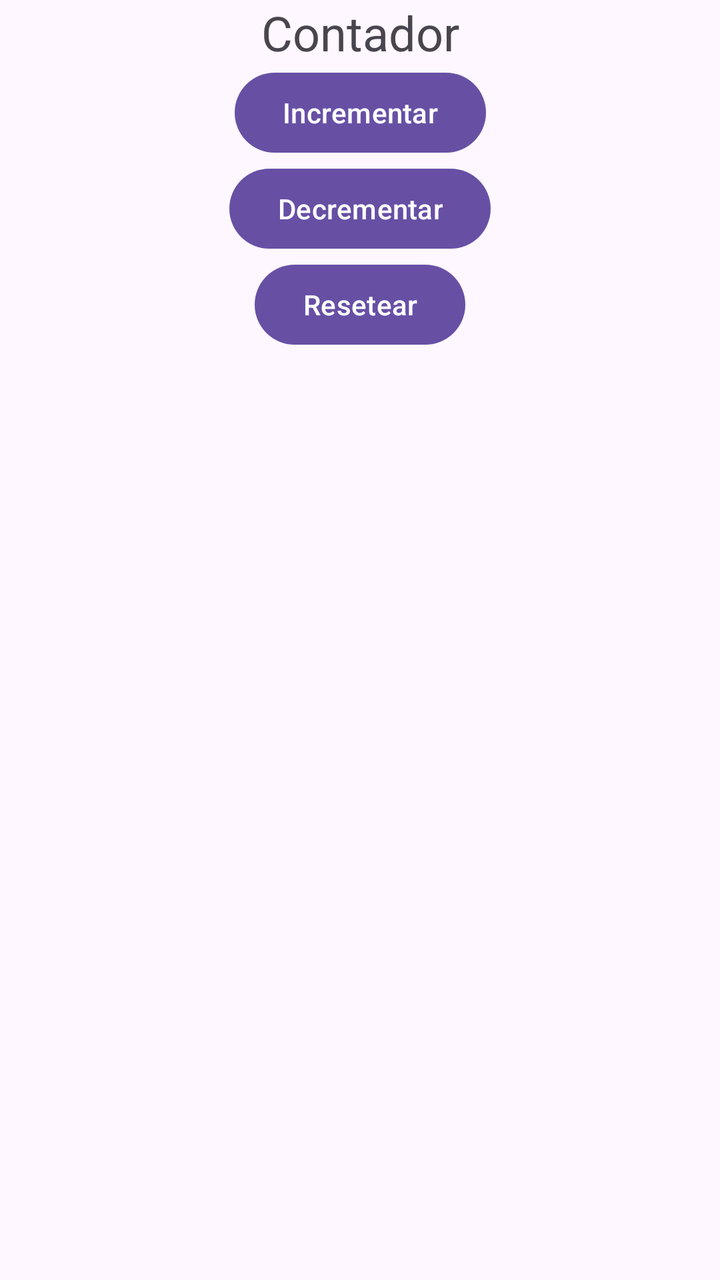
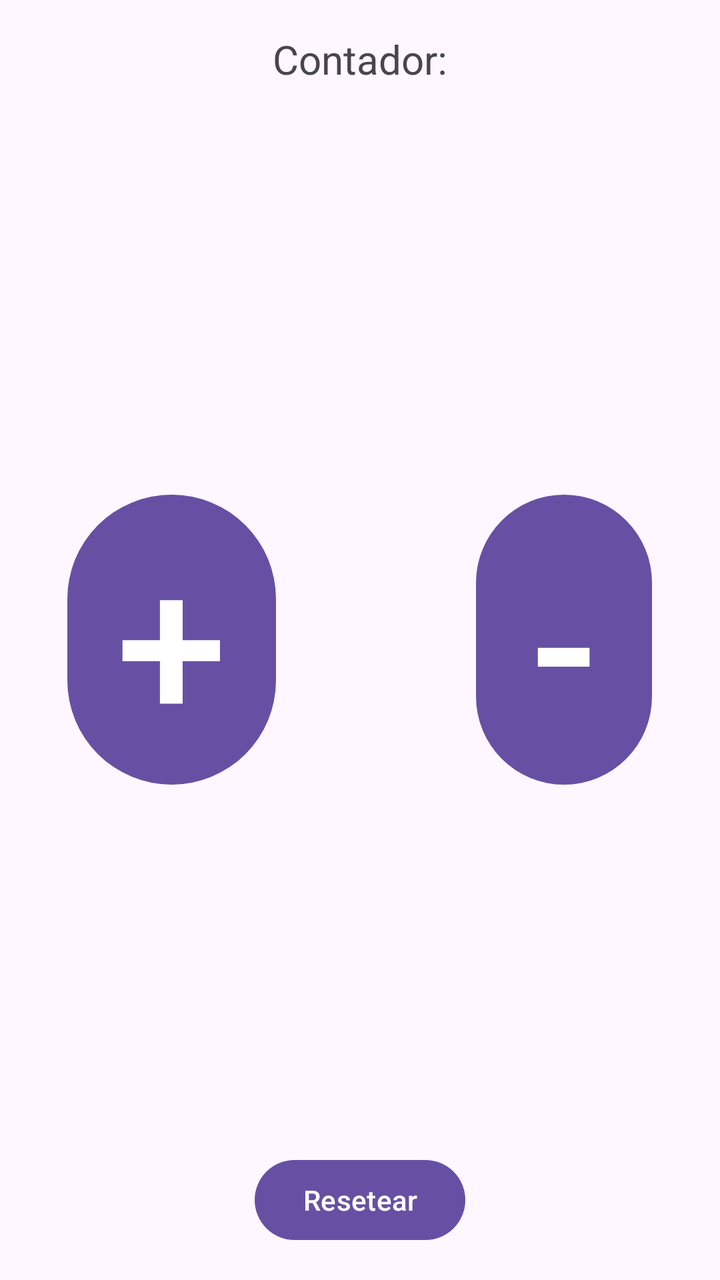

Before-and-after screenshots of an Android layout around one commit, followed by the original layout XML and the change that was made.
<!-- AndroidManifest.xml: application theme Theme.Contador -->
<!-- res/layout/activity_main.xml -->
<?xml version="1.0" encoding="utf-8"?>
<androidx.constraintlayout.widget.ConstraintLayout
    xmlns:android="http://schemas.android.com/apk/res/android"
    xmlns:app="http://schemas.android.com/apk/res-auto"
    xmlns:tools="http://schemas.android.com/tools"
    android:id="@+id/main"
    android:layout_width="match_parent"
    android:layout_height="match_parent"
    tools:context=".MainActivity">

    <TextView
        android:id="@+id/textContador"
        android:layout_width="wrap_content"
        android:layout_height="wrap_content"
        android:text="Contador"
        android:textSize="24sp"
        app:layout_constraintTop_toTopOf="parent"
        app:layout_constraintStart_toStartOf="parent"
        app:layout_constraintEnd_toEndOf="parent" />

    <Button
        android:id="@+id/butIncrementa"
        android:layout_width="wrap_content"
        android:layout_height="wrap_content"
        android:text="Incrementar"
        app:layout_constraintTop_toBottomOf="@id/textContador"
        app:layout_constraintStart_toStartOf="parent"
        app:layout_constraintEnd_toEndOf="parent"
        android:onClick="incrementaContador"
        />

    <Button
        android:id="@+id/butDecrementa"
        android:layout_width="wrap_content"
        android:layout_height="wrap_content"
        android:text="Decrementar"
        app:layout_constraintTop_toBottomOf="@id/butIncrementa"
        app:layout_constraintStart_toStartOf="parent"
        app:layout_constraintEnd_toEndOf="parent"
        android:onClick="decrementaContador"/>

    <Button
        android:id="@+id/butResetear"
        android:layout_width="wrap_content"
        android:layout_height="wrap_content"
        android:text="Resetear"
        app:layout_constraintTop_toBottomOf="@id/butDecrementa"
        app:layout_constraintStart_toStartOf="parent"
        app:layout_constraintEnd_toEndOf="parent"
        android:onClick="resetearContador"/>

</androidx.constraintlayout.widget.ConstraintLayout>
<!-- resources referenced by this layout -->
<resources>
  <style name="Theme.Contador" parent="Base.Theme.Contador" />
  <style name="Base.Theme.Contador" parent="Theme.Material3.DayNight.NoActionBar">
          
          
      </style>
</resources>

<!-- the commit's change to res/layout/activity_main.xml (unified diff, before → after) -->
@@ -1,52 +1,80 @@
 <?xml version="1.0" encoding="utf-8"?>
-<androidx.constraintlayout.widget.ConstraintLayout
-    xmlns:android="http://schemas.android.com/apk/res/android"
-    xmlns:app="http://schemas.android.com/apk/res-auto"
+<LinearLayout xmlns:android="http://schemas.android.com/apk/res/android"
     xmlns:tools="http://schemas.android.com/tools"
-    android:id="@+id/main"
     android:layout_width="match_parent"
     android:layout_height="match_parent"
+    android:orientation="vertical"
+    android:padding="16dp"
     tools:context=".MainActivity">
 
-    <TextView
-        android:id="@+id/textContador"
-        android:layout_width="wrap_content"
-        android:layout_height="wrap_content"
-        android:text="Contador"
-        android:textSize="24sp"
-        app:layout_constraintTop_toTopOf="parent"
-        app:layout_constraintStart_toStartOf="parent"
-        app:layout_constraintEnd_toEndOf="parent" />
+    
+    <LinearLayout
+        android:layout_width="match_parent"
+        android:layout_height="0dp"
+        android:layout_weight="1"
+        android:orientation="vertical"
+        android:gravity="top|center_horizontal">
 
-    <Button
-        android:id="@+id/butIncrementa"
-        android:layout_width="wrap_content"
-        android:layout_height="wrap_content"
-        android:text="Incrementar"
-        app:layout_constraintTop_toBottomOf="@id/textContador"
-        app:layout_constraintStart_toStartOf="parent"
-        app:layout_constraintEnd_toEndOf="parent"
-        android:onClick="incrementaContador"
-        />
+        <TextView
+            android:id="@+id/tituloTexto"
+            android:layout_width="wrap_content"
+            android:layout_height="wrap_content"
+            android:text="Contador:"
+            android:textSize="20sp" />
 
-    <Button
-        android:id="@+id/butDecrementa"
-        android:layout_width="wrap_content"
-        android:layout_height="wrap_content"
-        android:text="Decrementar"
-        app:layout_constraintTop_toBottomOf="@id/butIncrementa"
-        app:layout_constraintStart_toStartOf="parent"
-        app:layout_constraintEnd_toEndOf="parent"
-        android:onClick="decrementaContador"/>
+        <TextView
+            android:id="@+id/numContador"
+            android:layout_width="wrap_content"
+            android:layout_height="wrap_content"
+            android:textSize="56sp" />
 
-    <Button
-        android:id="@+id/butResetear"
-        android:layout_width="wrap_content"
-        android:layout_height="wrap_content"
-        android:text="Resetear"
-        app:layout_constraintTop_toBottomOf="@id/butDecrementa"
-        app:layout_constraintStart_toStartOf="parent"
-        app:layout_constraintEnd_toEndOf="parent"
-        android:onClick="resetearContador"/>
+    </LinearLayout>
 
-</androidx.constraintlayout.widget.ConstraintLayout>
+    
+    <LinearLayout
+        android:layout_width="match_parent"
+        android:layout_height="0dp"
+        android:layout_weight="1"
+        android:orientation="horizontal"
+        android:gravity="center">
+
+        <Button
+            android:id="@+id/buttIncrementar"
+            android:layout_width="wrap_content"
+            android:layout_height="wrap_content"
+            android:onClick="incrementaContador"
+            android:text="+"
+            android:textSize="100dp" />
+
+        <Space
+            android:layout_width="100dp"
+            android:layout_height="2dp"/>
+
+        <Button
+            android:id="@+id/buttDecrementar"
+            android:layout_width="wrap_content"
+            android:layout_height="wrap_content"
+            android:onClick="decrementaContador"
+            android:text="-"
+            android:textSize="100dp" />
+
+    </LinearLayout>
+
+    
+    <LinearLayout
+        android:layout_width="match_parent"
+        android:layout_height="0dp"
+        android:layout_weight="1"
+        android:orientation="horizontal"
+        android:gravity="bottom|center_horizontal">
+
+        <Button
+            android:id="@+id/buttResetear"
+            android:layout_width="wrap_content"
+            android:layout_height="wrap_content"
+            android:text="Resetear"
+            android:onClick="resetearContador" />
+
+    </LinearLayout>
+
+</LinearLayout>
